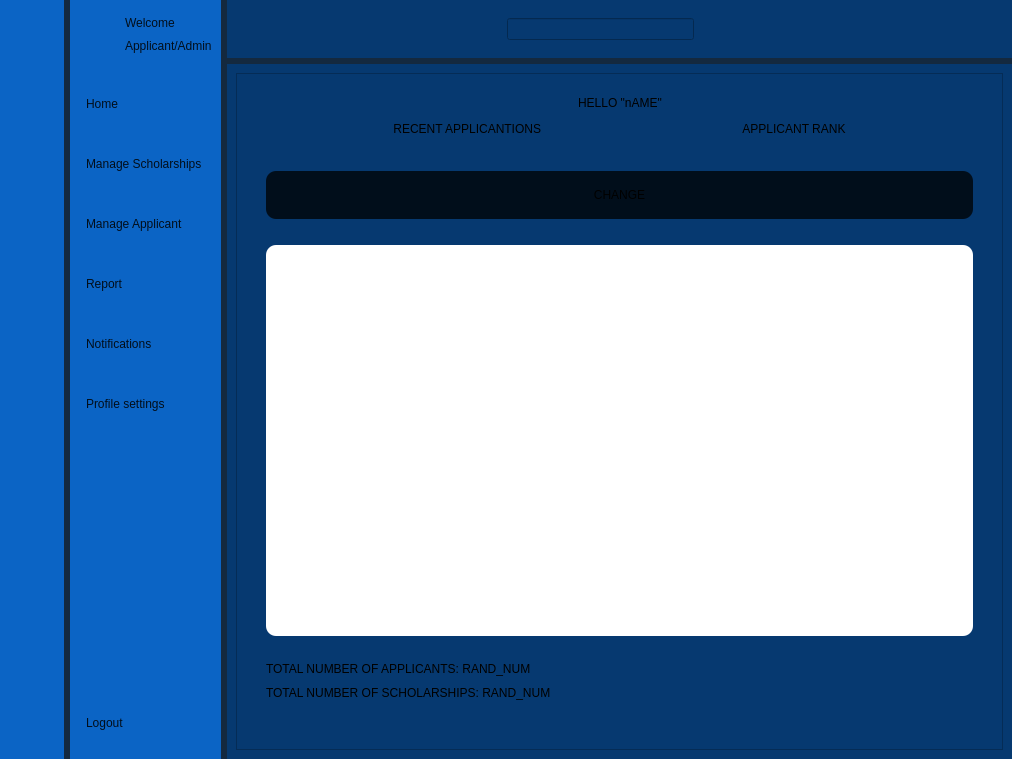
Above: SholarshipManagementSystem/homePage/dash.ui from YNCO10/scholarshipManagementSystem before the change. Below: the same form after it.
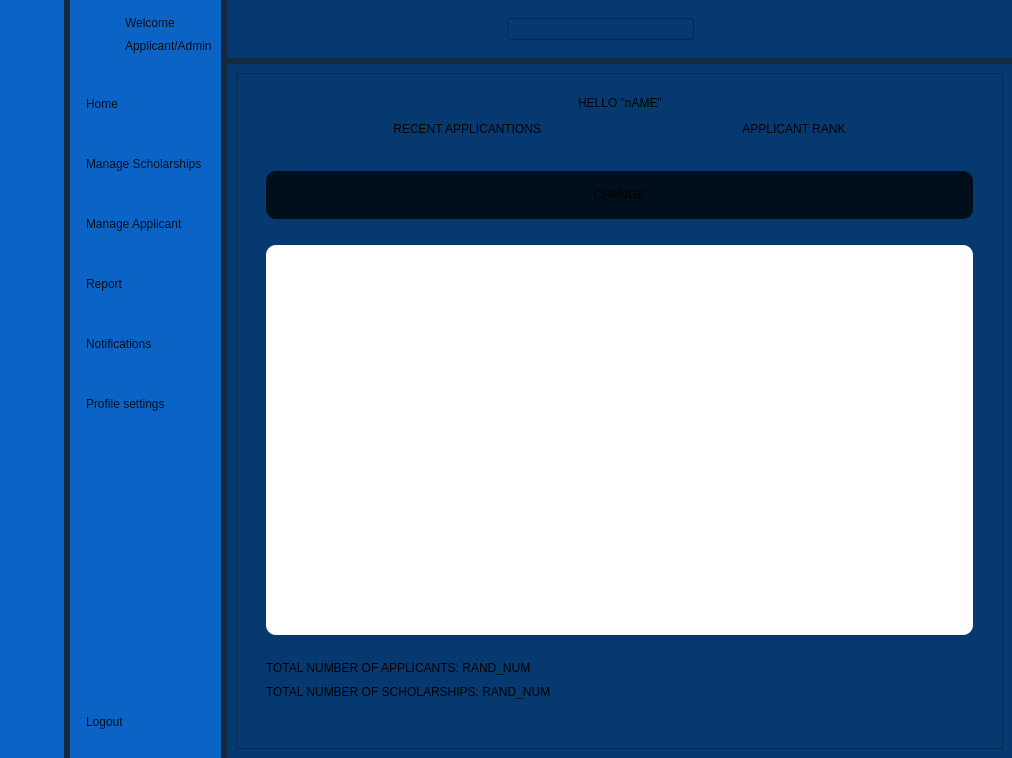
That is the form after the change. The open tabs and pages were chosen to show the change. Icons and pictures are not drawn.

Diff of the .ui file:
```diff
--- a/SholarshipManagementSystem/homePage/dash.ui
+++ b/SholarshipManagementSystem/homePage/dash.ui
@@ -7,7 +7,7 @@
     <x>0</x>
     <y>0</y>
     <width>1012</width>
-    <height>759</height>
+    <height>758</height>
    </rect>
   </property>
   <property name="sizePolicy">
@@ -693,8 +693,8 @@
                <rect>
                 <x>0</x>
                 <y>0</y>
-                <width>716</width>
-                <height>684</height>
+                <width>410</width>
+                <height>374</height>
                </rect>
               </property>
               <layout class="QGridLayout" name="gridLayout_7">
```
Left out of the diff: 6 changed lines with no effect on the pictures.
